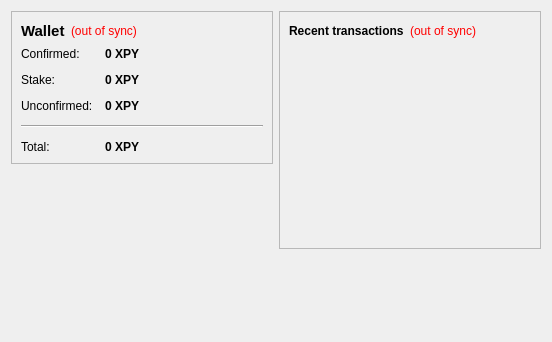
Old version of the form src/qt/forms/overviewpage.ui in the repository richardyc/rcoin.
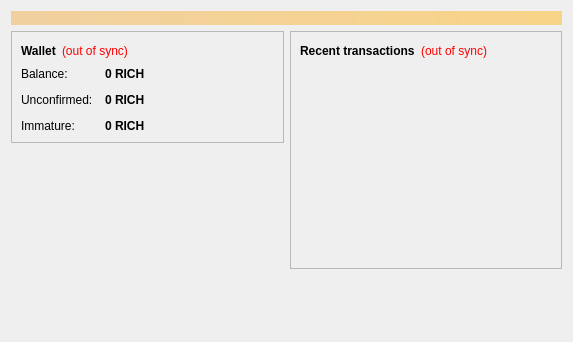
New version of the form.

```diff
--- a/src/qt/forms/overviewpage.ui
+++ b/src/qt/forms/overviewpage.ui
@@ -6,13 +6,31 @@
    <rect>
     <x>0</x>
     <y>0</y>
-    <width>552</width>
+    <width>573</width>
     <height>342</height>
    </rect>
   </property>
   <property name="windowTitle">
    <string>Form</string>
   </property>
+  <layout class="QVBoxLayout" name="topLayout">
+   <item>
+    <widget class="QLabel" name="labelAlerts">
+     <property name="visible">
+      <bool>false</bool>
+     </property>
+     <property name="styleSheet">
+      <string notr="true">background-color: qlineargradient(x1: 0, y1: 0, x2: 1, y2: 0, stop:0 #F0D0A0, stop:1 #F8D488); color:#000000;</string>
+     </property>
+     <property name="wordWrap">
+      <bool>true</bool>
+     </property>
+     <property name="margin">
+      <number>3</number>
+     </property>
+    </widget>
+   </item>
+   <item>
   <layout class="QHBoxLayout" name="horizontalLayout" stretch="1,1">
    <item>
     <layout class="QVBoxLayout" name="verticalLayout_2">
@@ -31,7 +49,6 @@
            <widget class="QLabel" name="label_5">
             <property name="font">
              <font>
-              <pointsize>11</pointsize>
               <weight>75</weight>
               <bold>true</bold>
              </font>
@@ -44,7 +61,7 @@
           <item>
            <widget class="QLabel" name="labelWalletStatus">
             <property name="toolTip">
-             <string>The displayed information may be out of date. Your wallet automatically synchronizes with the rcoin network after a connection is established, but this process has not completed yet.</string>
+               <string>The displayed information may be out of date. Your wallet automatically synchronizes with the Rcoin network after a connection is established, but this process has not completed yet.</string>
             </property>
             <property name="styleSheet">
              <string notr="true">QLabel { color: red; }</string>
@@ -86,7 +103,7 @@
           <item row="0" column="0">
            <widget class="QLabel" name="label">
             <property name="text">
-             <string>Confirmed:</string>
+               <string>Balance:</string>
             </property>
            </widget>
           </item>
@@ -102,10 +119,10 @@
              <cursorShape>IBeamCursor</cursorShape>
             </property>
             <property name="toolTip">
-             <string>Your current spendable balance</string>
+               <string>Your current balance</string>
             </property>
             <property name="text">
-             <string notr="true">0 XPY</string>
+               <string notr="true">0 RICH</string>
             </property>
             <property name="textInteractionFlags">
              <set>Qt::LinksAccessibleByMouse|Qt::TextSelectableByKeyboard|Qt::TextSelectableByMouse</set>
@@ -113,43 +130,13 @@
            </widget>
           </item>
           <item row="1" column="0">
-           <widget class="QLabel" name="label_6">
-            <property name="text">
-             <string>Stake:</string>
-            </property>
-           </widget>
-          </item>
-          <item row="1" column="1">
-           <widget class="QLabel" name="labelStake">
-            <property name="font">
-             <font>
-              <weight>75</weight>
-              <bold>true</bold>
-             </font>
-            </property>
-            <property name="cursor">
-             <cursorShape>IBeamCursor</cursorShape>
-            </property>
-            <property name="toolTip">
-             <string>Your current stake</string>
-            </property>
-            <property name="text">
-             <string notr="true">0 XPY</string>
-            </property>
-            <property name="textInteractionFlags">
-             <set>Qt::LinksAccessibleByMouse|Qt::TextSelectableByKeyboard|Qt::TextSelectableByMouse</set>
-            </property>
-           </widget>
-          </item>
-
-          <item row="2" column="0">
            <widget class="QLabel" name="label_3">
             <property name="text">
              <string>Unconfirmed:</string>
             </property>
            </widget>
           </item>
-          <item row="2" column="1">
+            <item row="1" column="1">
            <widget class="QLabel" name="labelUnconfirmed">
             <property name="font">
              <font>
@@ -161,52 +148,42 @@
              <cursorShape>IBeamCursor</cursorShape>
             </property>
             <property name="toolTip">
-             <string>Total of transactions that have yet to be confirmed, and do not yet count toward the spendable balance</string>
+               <string>Total of transactions that have yet to be confirmed, and do not yet count toward the current balance</string>
             </property>
             <property name="text">
-             <string notr="true">0 XPY</string>
+               <string notr="true">0 RICH</string>
             </property>
             <property name="textInteractionFlags">
              <set>Qt::LinksAccessibleByMouse|Qt::TextSelectableByKeyboard|Qt::TextSelectableByMouse</set>
             </property>
            </widget>
           </item>
-          <item row="4" column="0">
-           <widget class="QLabel" name="labelTotalText">
+            <item row="2" column="0">
+             <widget class="QLabel" name="labelImmatureText">
             <property name="text">
-             <string>Total:</string>
+               <string>Immature:</string>
             </property>
            </widget>
           </item>
-          <item row="4" column="1">
-           <widget class="QLabel" name="labelTotal">
+            <item row="2" column="1">
+             <widget class="QLabel" name="labelImmature">
             <property name="font">
              <font>
               <weight>75</weight>
               <bold>true</bold>
              </font>
             </property>
-            <property name="cursor">
-             <cursorShape>IBeamCursor</cursorShape>
-            </property>
             <property name="toolTip">
-             <string>Your current total balance</string>
+               <string>Mined balance that has not yet matured</string>
             </property>
             <property name="text">
-             <string notr="true">0 XPY</string>
+               <string notr="true">0 RICH</string>
             </property>
             <property name="textInteractionFlags">
              <set>Qt::LinksAccessibleByMouse|Qt::TextSelectableByKeyboard|Qt::TextSelectableByMouse</set>
             </property>
            </widget>
           </item>
-          <item row="3" column="0" colspan="2">
-           <widget class="Line" name="line">
-            <property name="orientation">
-             <enum>Qt::Horizontal</enum>
-            </property>
-           </widget>
-          </item>
          </layout>
         </item>
        </layout>
@@ -250,7 +227,7 @@
           <item>
            <widget class="QLabel" name="labelTransactionsStatus">
             <property name="toolTip">
-             <string>The displayed information may be out of date. Your wallet automatically synchronizes with the rcoin network after a connection is established, but this process has not completed yet.</string>
+               <string>The displayed information may be out of date. Your wallet automatically synchronizes with the Rcoin network after a connection is established, but this process has not completed yet.</string>
             </property>
             <property name="styleSheet">
              <string notr="true">QLabel { color: red; }</string>
@@ -312,6 +289,8 @@
         </size>
        </property>
       </spacer>
+       </item>
+      </layout>
      </item>
     </layout>
    </item>
```
Lines whose indentation alone changed are shown as unchanged.
